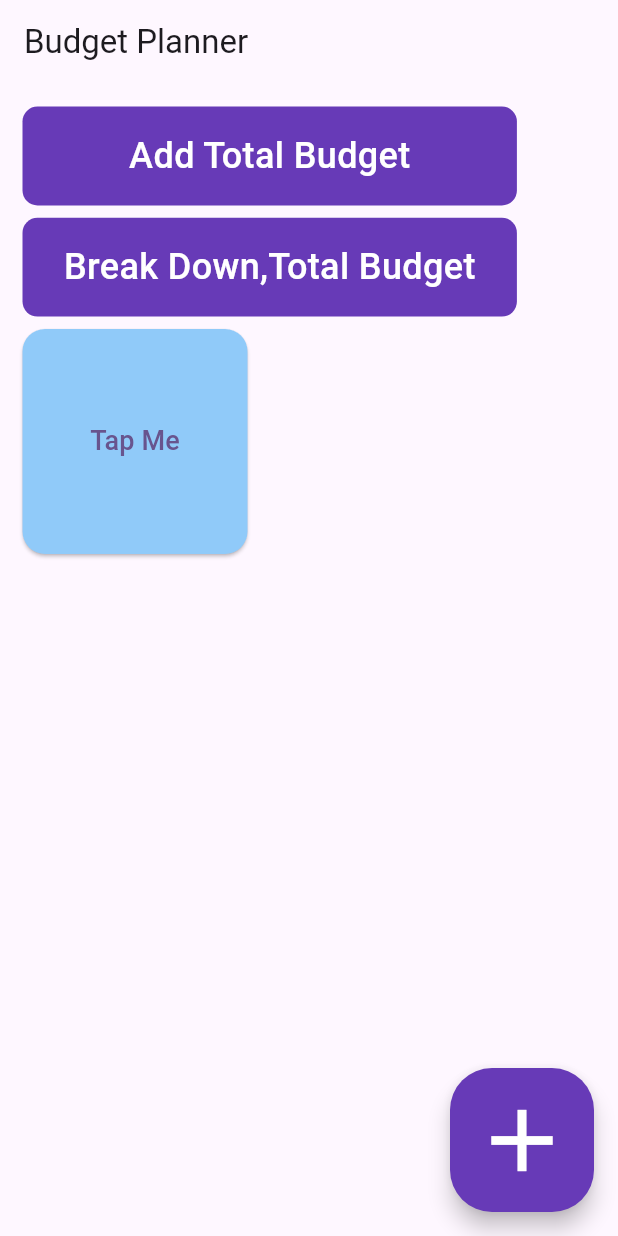
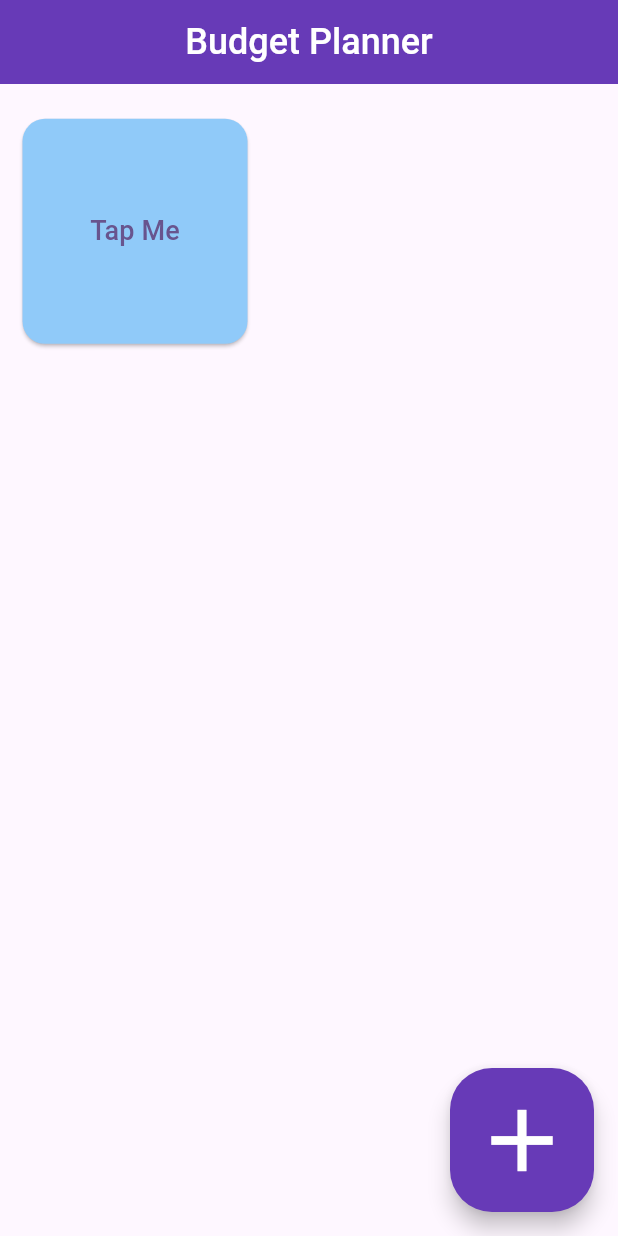
Before and after one commit to rabiaryal/budget_planner_022, a Flutter app: the screen it shows after launch, on a phone screen of 412 x 824 dp. Run offline on Flutter 3.47's test engine with Material 3 defaults, Android fonts, the phone set to English and light mode, and no system bars; our stand-ins replace another_flushbar, firebase_auth, fluttertoast, shared_preferences; missing offline and left inert: function_tree; accounts and stored records are empty.

```diff
--- a/lib/home/homepage.dart
+++ b/lib/home/homepage.dart
@@ -1,12 +1,11 @@
 import 'package:budget_planner/Utils/color/color.dart';
 import 'package:budget_planner/Utils/components/boxbutton.dart';
+import 'package:budget_planner/Utils/style/textstyle.dart';
 
 import 'package:budget_planner/home/amount/amounthome.dart';
 import 'package:budget_planner/home/display/maindisplay.dart';
-import 'package:budget_planner/home/pages/budgetbreakdown.dart';
-import 'package:budget_planner/home/pages/initialbudget.dart';
+
 import 'package:flutter/material.dart';
-import 'package:budget_planner/Utils/components/round_button.dart';
 
 class HomePage extends StatefulWidget {
   const HomePage({super.key});
@@ -16,21 +15,16 @@ class HomePage extends StatefulWidget {
 }
 
 class _HomePageState extends State<HomePage> {
-  void callTotalBudget() {
-    Navigator.push(
-        context, MaterialPageRoute(builder: (context) => const FinalBudget()));
-  }
-
-  void callBudgetBreakdown() {
-    Navigator.push(context,
-        MaterialPageRoute(builder: (context) => const BudgetBreakDown()));
-  }
-
   @override
   Widget build(BuildContext context) {
     return Scaffold(
         appBar: AppBar(
-          title: const Text("Budget Planner"),
+          backgroundColor: AppColors.buttonColor,
+          centerTitle: true,
+          title:const Text(
+            "Budget Planner",
+            style: TextStylesOO.button,
+          ),
         ),
         body: Padding(
           padding: const EdgeInsets.symmetric(horizontal: 15, vertical: 15),
@@ -38,19 +32,6 @@ class _HomePageState extends State<HomePage> {
             mainAxisAlignment: MainAxisAlignment.start,
             crossAxisAlignment: CrossAxisAlignment.start,
             children: [
-              RoundButton(
-                title: "Add Total Budget",
-                onPress: callTotalBudget,
-                height: MediaQuery.of(context).size.height * 0.08,
-                widht: MediaQuery.of(context).size.height * 0.4,
-              ),
-              SizedBox(height: MediaQuery.of(context).size.height * 0.01),
-              RoundButton(
-                title: "Break Down,Total Budget",
-                onPress: callBudgetBreakdown,
-                height: MediaQuery.of(context).size.height * 0.08,
-                widht: MediaQuery.of(context).size.height * 0.4,
-              ),
               SizedBox(height: MediaQuery.of(context).size.height * 0.01),
               BoxButtonWidget(
                   title: "Tap Me",
--- a/lib/home/provider state/initialinfoprovider.dart
+++ b/lib/home/provider state/initialinfoprovider.dart
@@ -28,9 +28,11 @@ class InitialInfoProvider extends ChangeNotifier {
 
   List<String> decideOption(String title) {
     if (title == "Expense") {
-      return ["Essential", "Non-Essential", "Financial Obligations", "Saving And Investment"];
+      return ["Essential", "Non-Essential",
+      "Financial Obligations", "Saving And Investment"];
     } else if (title == "Income") {
-      return ["Active Income", "Investment Income", "Passive Income", "Government and Social Support"];
+      return ["Active Income", "Investment Income",
+      "Passive Income", "Government and Social Support"];
     } else {
       return [];
     }
```
Also changed, not shown: lib/home/amount/typescontainer.dart (+16 -9 lines).
